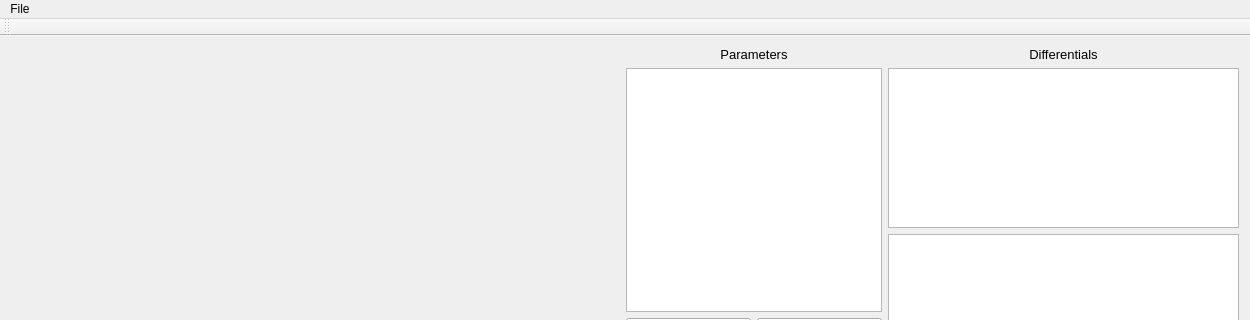
Old version of the form source/forms/mainwindow.ui in the repository mattphillipsphd/DynaSys; both pictures show x 0 to 1250 and y 0 to 320 of the 1250 by 874 pixel window.
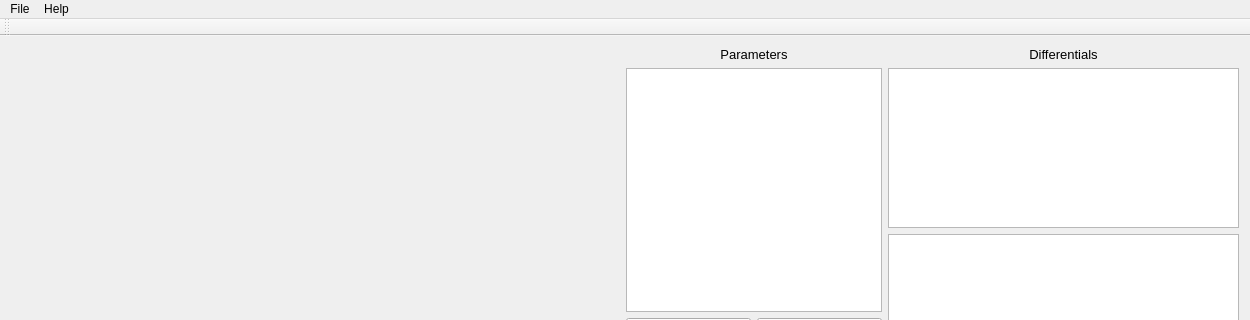
New version of the form. Custom widgets are drawn as their Qt base class.

```diff
--- a/source/forms/mainwindow.ui
+++ b/source/forms/mainwindow.ui
@@ -277,7 +277,14 @@
     <addaction name="actionSave_Model"/>
     <addaction name="actionSave_Data"/>
    </widget>
+   <widget class="QMenu" name="menuHelp">
+    <property name="title">
+     <string>Help</string>
+    </property>
+    <addaction name="actionAbout"/>
+   </widget>
    <addaction name="menuFile"/>
+   <addaction name="menuHelp"/>
   </widget>
   <widget class="QToolBar" name="mainToolBar">
    <attribute name="toolBarArea">
@@ -312,6 +319,11 @@
    <header location="global">qwt_plot.h</header>
    <container>1</container>
   </customwidget>
+  <customwidget>
+   <class>ColumnView</class>
+   <extends>QColumnView</extends>
+   <header location="global">gui/columnview.h</header>
+  </customwidget>
  </customwidgets>
  <resources/>
  <connections/>
```
Left out of the diff: 7 changed lines with no effect on the pictures.
